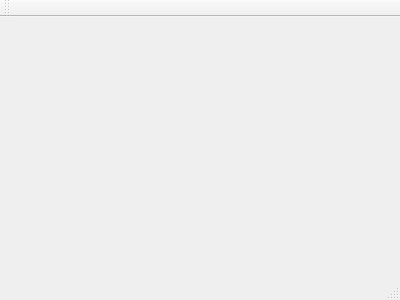
This is eğitim  ve mini projeler/mini projeler/proje1/mainwindow.ui in yakupc55/c--linux-havadurumu as Qt 5 draws it before an edit. The edited form follows.
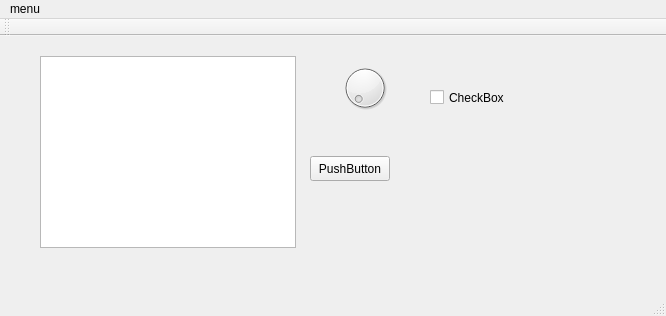
This is the edited form.

```diff
--- a/eğitim  ve mini projeler/mini projeler/proje1/mainwindow.ui
+++ b/eğitim  ve mini projeler/mini projeler/proje1/mainwindow.ui
@@ -1,24 +1,98 @@
 <ui version="4.0">
  <class>MainWindow</class>
- <widget class="QMainWindow" name="MainWindow" >
-  <property name="geometry" >
+ <widget class="QMainWindow" name="MainWindow">
+  <property name="geometry">
    <rect>
     <x>0</x>
     <y>0</y>
-    <width>400</width>
-    <height>300</height>
+    <width>666</width>
+    <height>316</height>
    </rect>
   </property>
   <property name="windowTitle" >
    <string>MainWindow</string>
   </property>
-  <widget class="QMenuBar" name="menuBar" />
-  <widget class="QToolBar" name="mainToolBar" />
-  <widget class="QWidget" name="centralWidget" />
-  <widget class="QStatusBar" name="statusBar" />
+  <widget class="QWidget" name="centralWidget">
+   <widget class="QTextBrowser" name="textBrowser">
+    <property name="geometry">
+     <rect>
+      <x>40</x>
+      <y>20</y>
+      <width>256</width>
+      <height>192</height>
+     </rect>
+    </property>
+   </widget>
+   <widget class="QDial" name="dial">
+    <property name="geometry">
+     <rect>
+      <x>340</x>
+      <y>20</y>
+      <width>50</width>
+      <height>64</height>
+     </rect>
+    </property>
+   </widget>
+   <widget class="QPushButton" name="pushButton">
+    <property name="geometry">
+     <rect>
+      <x>310</x>
+      <y>120</y>
+      <width>80</width>
+      <height>25</height>
+     </rect>
+    </property>
+    <property name="text">
+     <string>PushButton</string>
+    </property>
+   </widget>
+   <widget class="QCheckBox" name="checkBox">
+    <property name="geometry">
+     <rect>
+      <x>430</x>
+      <y>50</y>
+      <width>82</width>
+      <height>23</height>
+     </rect>
+    </property>
+    <property name="text">
+     <string>CheckBox</string>
+    </property>
+   </widget>
+  </widget>
+  <widget class="QMenuBar" name="menuBar">
+   <property name="geometry">
+    <rect>
+     <x>0</x>
+     <y>0</y>
+     <width>666</width>
+     <height>22</height>
+    </rect>
+   </property>
+   <widget class="QMenu" name="menumenu">
+    <property name="title">
+     <string>menu</string>
+    </property>
+    <addaction name="actionekleme_yap"/>
+   </widget>
+   <addaction name="menumenu"/>
+  </widget>
+  <widget class="QToolBar" name="mainToolBar">
+   <attribute name="toolBarArea">
+    <enum>TopToolBarArea</enum>
+   </attribute>
+   <attribute name="toolBarBreak">
+    <bool>false</bool>
+   </attribute>
+  </widget>
+  <widget class="QStatusBar" name="statusBar"/>
+  <action name="actionekleme_yap">
+   <property name="text">
+    <string>ekleme yap</string>
+   </property>
+  </action>
  </widget>
- <layoutDefault spacing="6" margin="11" />
- <pixmapfunction></pixmapfunction>
+ <layoutdefault spacing="6" margin="11"/>
  <resources/>
  <connections/>
 </ui>
```
Left out of the diff: 3 changed lines with no effect on the pictures.
